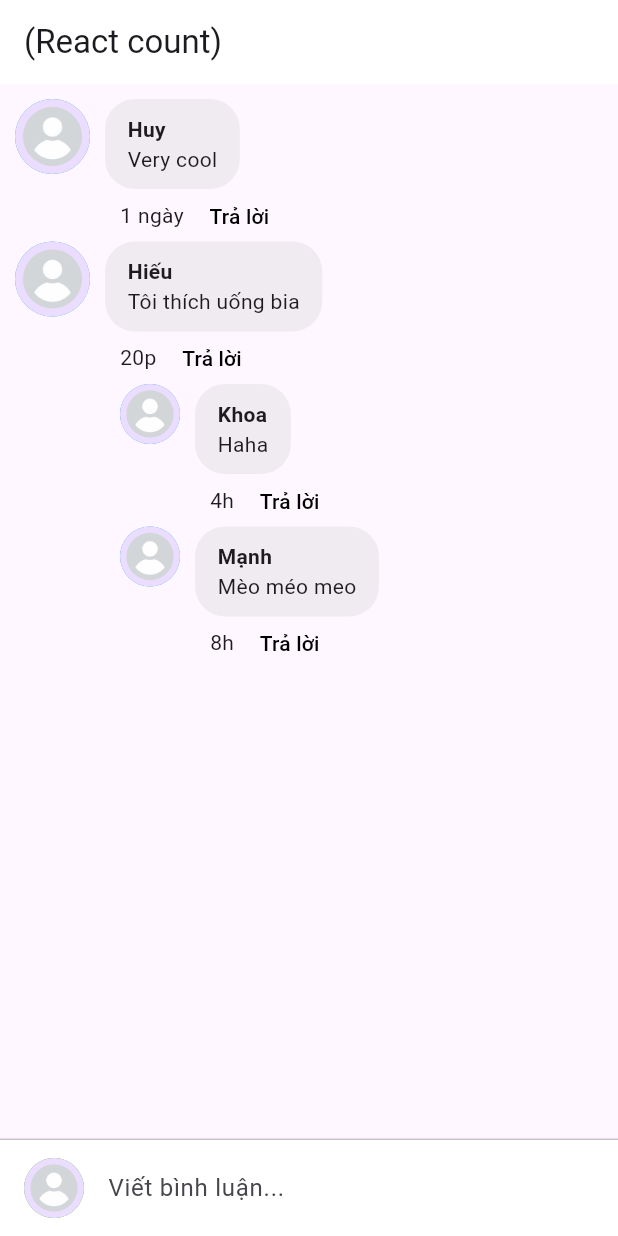
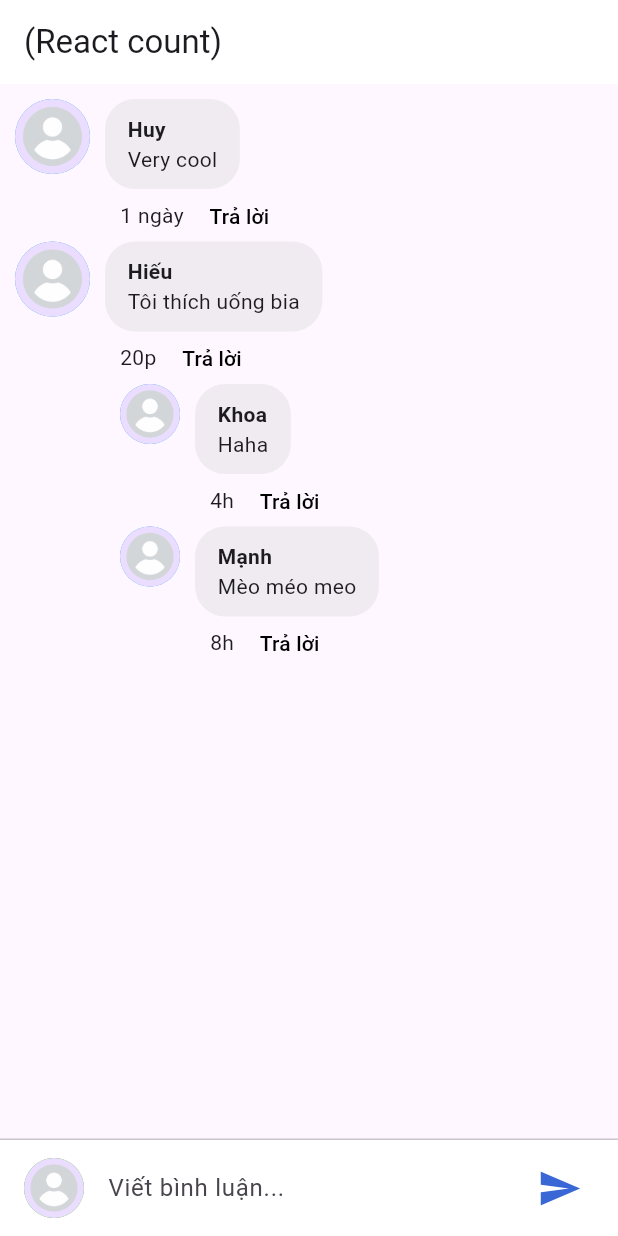
Before and after one commit to henrynguyen13/it4788, a Flutter app: the screen it shows after launch, on a phone screen of 412 x 824 dp. Run offline on Flutter 3.47's test engine with Material 2 defaults, Android fonts, the phone set to English and light mode, and no system bars; our stand-ins replace email_validator, flutter_animate, webview_flutter; key blocks and very long unbroken strings in the code were emptied for the run.

Commit message:
fix commentBox

```diff
--- a/lib/Comment/comment.dart
+++ b/lib/Comment/comment.dart
@@ -100,8 +100,6 @@ class CommentBox extends StatelessWidget {
     );
   }
 
-  /// This method is used to parse the image from the URL or the path.
-  /// `CommentBox.commentImageParser(imageURLorPath: 'url_or_path_to_image')`
   static ImageProvider commentImageParser({imageURLorPath}) {
     try {
       //check if imageURLorPath
--- a/lib/Comment/commentPage.dart
+++ b/lib/Comment/commentPage.dart
@@ -1,7 +1,4 @@
 // ignore_for_file: library_private_types_in_public_api
-
-import 'dart:io';
-
 import 'package:flutter/material.dart';
 
 import 'comment.dart';
@@ -14,10 +11,9 @@ class CommentPage extends StatefulWidget {
 }
 
 class _CommentPageState extends State<CommentPage> with WidgetsBindingObserver {
-  final formKey = GlobalKey<FormState>();
+  final GlobalKey<FormState> formKey = GlobalKey<FormState>();
   final TextEditingController commentController = TextEditingController();
-  late FocusNode focusNode;
-  late bool isShowSendWidget = false;
+  final FocusNode focusNode = FocusNode();
   int replyingCommentId = -1;
 
   List<CommentModel> filedata = <CommentModel>[
@@ -61,20 +57,18 @@ class _CommentPageState extends State<CommentPage> with WidgetsBindingObserver {
   @override
   void initState() {
     super.initState();
-
-    focusNode = FocusNode();
     WidgetsBinding.instance.addObserver(this);
   }
 
-  @override
-  void didChangeMetrics() {
-    super.didChangeMetrics();
-    // ignore: deprecated_member_use
-    final value = WidgetsBinding.instance.window.viewInsets.bottom;
-    if (value == 0) {
-      focusNode.unfocus();
-    }
-  }
+  // @override
+  // void didChangeMetrics() {
+  //   super.didChangeMetrics();
+  //   // ignore: deprecated_member_use
+  //   final value = WidgetsBinding.instance.window.viewInsets.bottom;
+  //   if (value == 0) {
+  //     focusNode.unfocus();
+  //   }
+  // }
 
   @override
   void dispose() {
@@ -85,7 +79,6 @@ class _CommentPageState extends State<CommentPage> with WidgetsBindingObserver {
 
   void ontapMethod(int parentId) {
     setState(() {
-      isShowSendWidget = true;
       replyingCommentId = parentId;
     });
   }
@@ -145,18 +138,19 @@ class _CommentPageState extends State<CommentPage> with WidgetsBindingObserver {
           ontapMethod(-1);
         },
         formKey: formKey,
+        focusNode: focusNode,
         commentController: commentController,
         backgroundColor: Colors.white,
         textColor: Colors.black,
-        sendWidget: Visibility(
-          visible: isShowSendWidget,
-          child: const Icon(
+        sendWidget: const Visibility(
+          visible: true,
+          child: Icon(
             Icons.send_sharp,
             size: 30,
             color: Color.fromRGBO(57, 104, 214, 1),
           ),
         ),
-        focusNode: focusNode,
+        //focusNode: focusNode,
         child: commentChild(filedata),
       ),
     );
```
